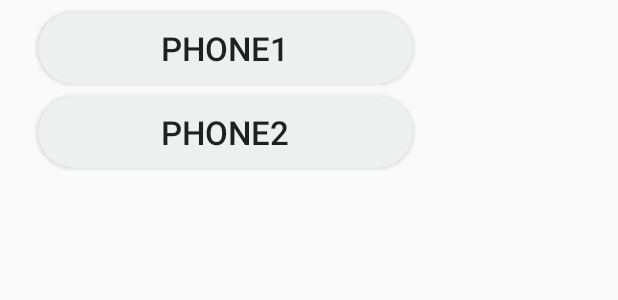
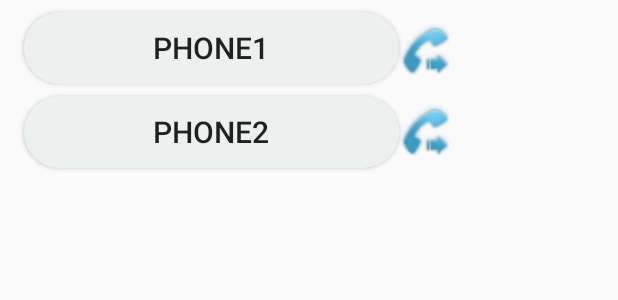
Before and after one commit to Ruslan16021984/AndroidAppCityEnProject, an Android app: the layout custom_dialog.xml on its own in the app's theme, with its tools: preview values and no code run, on a phone screen of 412 x 824 dp. Shown: the top 300 px of the screen. Run offline under Robolectric (Android 15) with nearby library versions, the phone set to English and light mode, and no system bars.

Commit message:
chenge phonebook, no listview in alertdialog

```diff
--- a/app/src/main/res/layout/custom_dialog.xml
+++ b/app/src/main/res/layout/custom_dialog.xml
@@ -2,9 +2,34 @@
 <android.support.constraint.ConstraintLayout
     xmlns:android="http://schemas.android.com/apk/res/android"
     xmlns:app="http://schemas.android.com/apk/res-auto"
-    android:layout_width="300dp"
-    android:layout_height="130dp"
-    android:background= "@null">
+    xmlns:tools="http://schemas.android.com/tools"
+    android:layout_width="wrap_content"
+    android:layout_height="wrap_content"
+    android:background= "@android:color/transparent">
+
+    <ImageView
+        android:id="@+id/imageView3"
+        android:layout_width="35dp"
+        android:layout_height="45dp"
+        app:layout_constraintBottom_toBottomOf="@+id/phone2"
+        app:layout_constraintEnd_toEndOf="parent"
+        app:layout_constraintHorizontal_bias="0.0"
+        app:layout_constraintStart_toEndOf="@+id/phone1"
+        app:layout_constraintTop_toTopOf="@+id/phone2"
+        app:layout_constraintVertical_bias="0.555"
+        app:srcCompat="@android:drawable/stat_sys_phone_call_forward" />
+
+    <ImageView
+        android:id="@+id/imageView2"
+        android:layout_width="35dp"
+        android:layout_height="45dp"
+        app:layout_constraintBottom_toTopOf="@+id/phone2"
+        app:layout_constraintEnd_toEndOf="parent"
+        app:layout_constraintHorizontal_bias="0.0"
+        app:layout_constraintStart_toEndOf="@+id/phone1"
+        app:layout_constraintTop_toTopOf="@+id/phone1"
+        app:layout_constraintVertical_bias="0.307"
+        app:srcCompat="@android:drawable/stat_sys_phone_call_forward" />
 
     <Button
         android:id="@+id/phone1"
@@ -12,26 +37,25 @@
         android:layout_height="wrap_content"
         android:layout_marginStart="16dp"
         android:layout_marginTop="8dp"
-        android:layout_marginEnd="16dp"
         android:background="@drawable/button_rounded"
         android:gravity="center"
         android:text="phone1"
-        android:textSize="22dp"
-        app:layout_constraintEnd_toEndOf="parent"
+        android:textSize="20dp"
         app:layout_constraintStart_toStartOf="parent"
         app:layout_constraintTop_toTopOf="parent" />
 
     <Button
         android:id="@+id/phone2"
         android:layout_width="250dp"
-        android:layout_height="wrap_content"
+        android:layout_height="48dp"
         android:layout_marginStart="16dp"
         android:layout_marginTop="8dp"
-        android:layout_marginEnd="16dp"
+        android:layout_marginBottom="8dp"
         android:background="@drawable/button_rounded"
+        android:gravity="center"
         android:text="phone2"
-        android:textSize="22dp"
-        app:layout_constraintEnd_toEndOf="parent"
+        android:textSize="20dp"
+        app:layout_constraintBottom_toBottomOf="parent"
         app:layout_constraintStart_toStartOf="parent"
         app:layout_constraintTop_toBottomOf="@+id/phone1" />
 </android.support.constraint.ConstraintLayout>
```
Also changed, not shown: app/src/main/java/encityproject/rightcodeit/com/encityproject/phoneBook/AlertDialogPhoneNumbersAdapter.java (added, +39 -0 lines), app/src/main/java/encityproject/rightcodeit/com/encityproject/phoneBook/ArrayOfContacts.java (+17 -5 lines), app/src/main/java/encityproject/rightcodeit/com/encityproject/phoneBook/ContactActivity.java (+6 -20 lines), app/src/main/java/encityproject/rightcodeit/com/encityproject/phoneBook/ContactAdapter.java (+3 -6 lines), app/src/main/java/encityproject/rightcodeit/com/encityproject/phoneBook/PhoneNumbersAlertDialog.java (added, +13 -0 lines), app/src/main/res/layout/custom_dialog_with_list_view.xml (added, +14 -0 lines), app/src/main/res/layout/item_alertdialog_phone_numbers.xml (added, +28 -0 lines).
